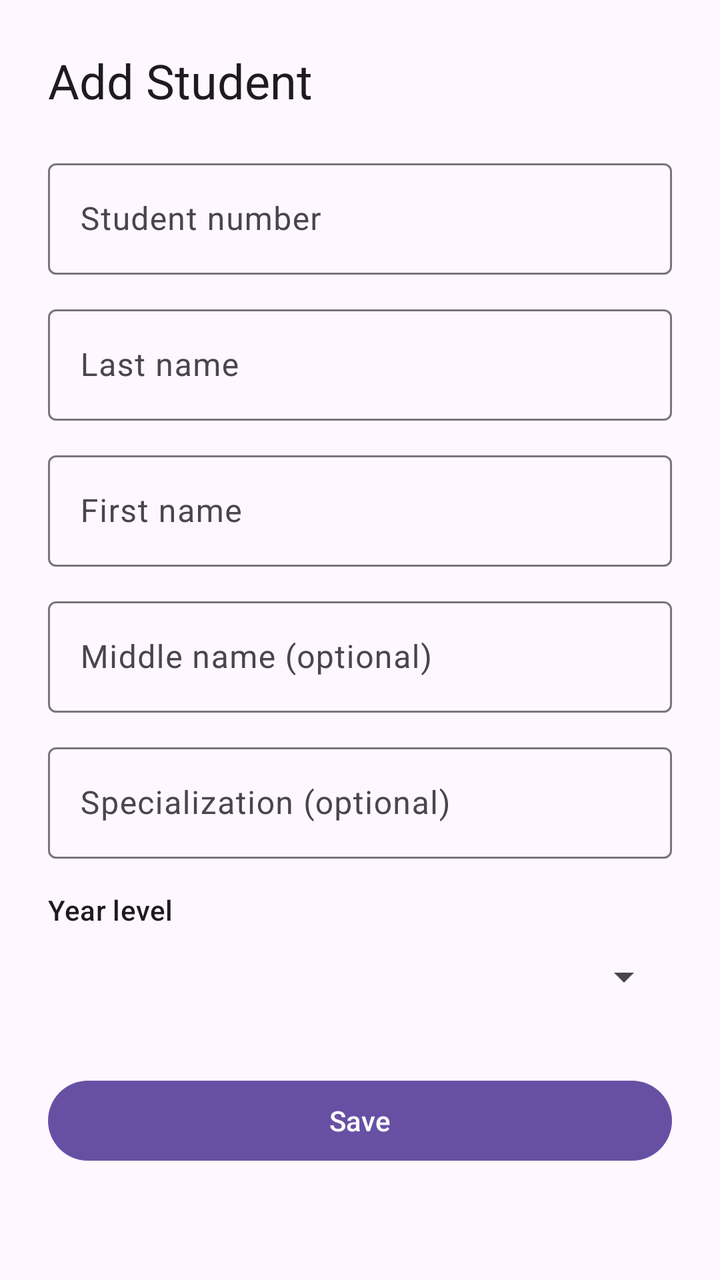
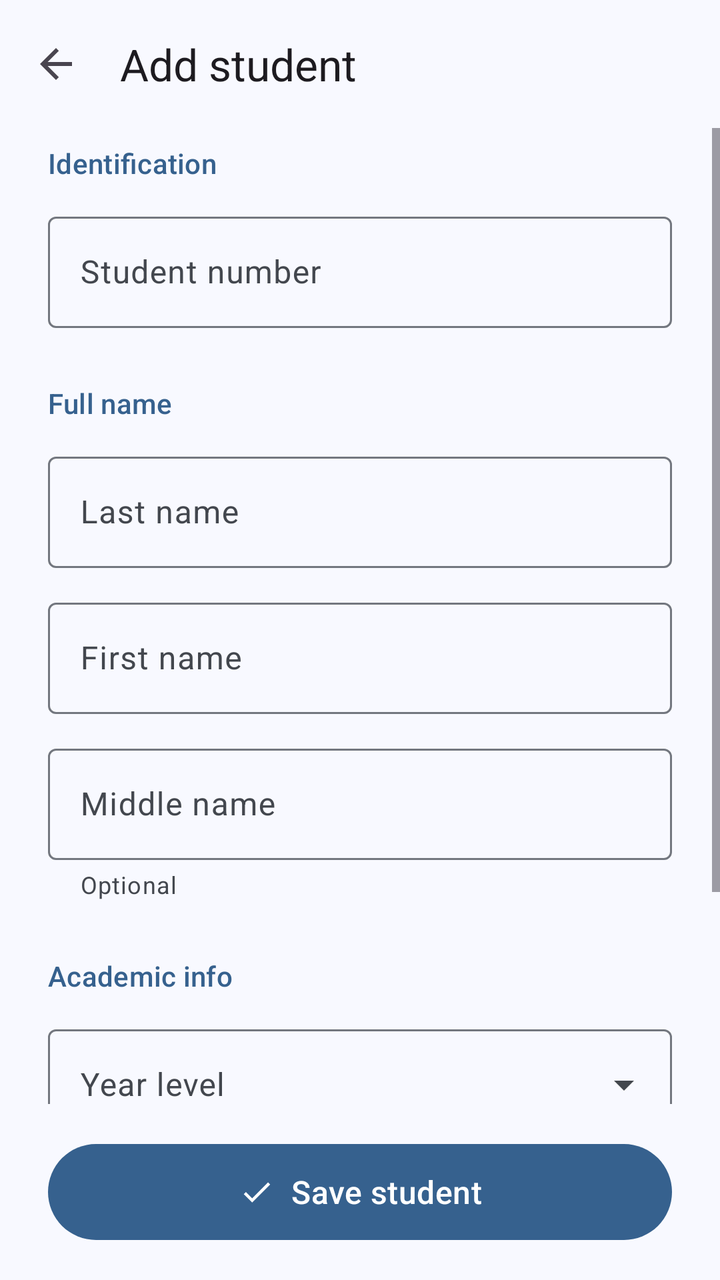

Before-and-after screenshots of an Android layout around one commit, followed by the original layout XML and the change that was made.
<!-- AndroidManifest.xml: application theme Theme.MyApplication -->
<!-- res/layout/activity_student_form.xml -->
<?xml version="1.0" encoding="utf-8"?>
<ScrollView xmlns:android="http://schemas.android.com/apk/res/android"
    xmlns:tools="http://schemas.android.com/tools"
    android:id="@+id/main"
    android:layout_width="match_parent"
    android:layout_height="match_parent"
    android:fillViewport="true"
    tools:context=".StudentFormActivity">

    <LinearLayout
        android:layout_width="match_parent"
        android:layout_height="wrap_content"
        android:orientation="vertical"
        android:padding="24dp">

        <TextView
            android:id="@+id/text_title"
            android:layout_width="wrap_content"
            android:layout_height="wrap_content"
            android:layout_marginBottom="8dp"
            android:text="Add Student"
            android:textAppearance="?attr/textAppearanceHeadlineSmall" />

        <com.google.android.material.textfield.TextInputLayout
            style="@style/Widget.Material3.TextInputLayout.OutlinedBox"
            android:layout_width="match_parent"
            android:layout_height="wrap_content"
            android:layout_marginTop="12dp"
            android:hint="Student number">

            <com.google.android.material.textfield.TextInputEditText
                android:id="@+id/edit_student_no"
                android:layout_width="match_parent"
                android:layout_height="wrap_content"
                android:inputType="text" />
        </com.google.android.material.textfield.TextInputLayout>

        <com.google.android.material.textfield.TextInputLayout
            style="@style/Widget.Material3.TextInputLayout.OutlinedBox"
            android:layout_width="match_parent"
            android:layout_height="wrap_content"
            android:layout_marginTop="12dp"
            android:hint="Last name">

            <com.google.android.material.textfield.TextInputEditText
                android:id="@+id/edit_last_name"
                android:layout_width="match_parent"
                android:layout_height="wrap_content"
                android:inputType="textPersonName|textCapWords" />
        </com.google.android.material.textfield.TextInputLayout>

        <com.google.android.material.textfield.TextInputLayout
            style="@style/Widget.Material3.TextInputLayout.OutlinedBox"
            android:layout_width="match_parent"
            android:layout_height="wrap_content"
            android:layout_marginTop="12dp"
            android:hint="First name">

            <com.google.android.material.textfield.TextInputEditText
                android:id="@+id/edit_first_name"
                android:layout_width="match_parent"
                android:layout_height="wrap_content"
                android:inputType="textPersonName|textCapWords" />
        </com.google.android.material.textfield.TextInputLayout>

        <com.google.android.material.textfield.TextInputLayout
            style="@style/Widget.Material3.TextInputLayout.OutlinedBox"
            android:layout_width="match_parent"
            android:layout_height="wrap_content"
            android:layout_marginTop="12dp"
            android:hint="Middle name (optional)">

            <com.google.android.material.textfield.TextInputEditText
                android:id="@+id/edit_middle_name"
                android:layout_width="match_parent"
                android:layout_height="wrap_content"
                android:inputType="textPersonName|textCapWords" />
        </com.google.android.material.textfield.TextInputLayout>

        <com.google.android.material.textfield.TextInputLayout
            style="@style/Widget.Material3.TextInputLayout.OutlinedBox"
            android:layout_width="match_parent"
            android:layout_height="wrap_content"
            android:layout_marginTop="12dp"
            android:hint="Specialization (optional)">

            <com.google.android.material.textfield.TextInputEditText
                android:id="@+id/edit_specialization"
                android:layout_width="match_parent"
                android:layout_height="wrap_content"
                android:inputType="text|textCapWords" />
        </com.google.android.material.textfield.TextInputLayout>

        <TextView
            android:layout_width="wrap_content"
            android:layout_height="wrap_content"
            android:layout_marginTop="16dp"
            android:text="Year level"
            android:textAppearance="?attr/textAppearanceLabelLarge" />

        <Spinner
            android:id="@+id/spinner_year_level"
            android:layout_width="match_parent"
            android:layout_height="wrap_content"
            android:minHeight="48dp" />

        <Button
            android:id="@+id/btn_save"
            android:layout_width="match_parent"
            android:layout_height="wrap_content"
            android:layout_marginTop="24dp"
            android:text="Save" />
    </LinearLayout>
</ScrollView>
<!-- resources referenced by this layout -->
<resources>
  <style name="Base.Theme.MyApplication" parent="Theme.Material3.DayNight.NoActionBar">
          
          
      </style>
  <!-- unchanged entries left out for length: 1 -->
</resources>

<!-- the commit's change to res/layout/activity_student_form.xml (unified diff, before → after) -->
@@ -1,114 +1,153 @@
 <?xml version="1.0" encoding="utf-8"?>
-<ScrollView xmlns:android="http://schemas.android.com/apk/res/android"
+<LinearLayout xmlns:android="http://schemas.android.com/apk/res/android"
+    xmlns:app="http://schemas.android.com/apk/res-auto"
     xmlns:tools="http://schemas.android.com/tools"
     android:id="@+id/main"
     android:layout_width="match_parent"
     android:layout_height="match_parent"
-    android:fillViewport="true"
+    android:background="?attr/colorSurface"
+    android:orientation="vertical"
     tools:context=".StudentFormActivity">
 
-    <LinearLayout
+    <com.google.android.material.appbar.MaterialToolbar
+        android:id="@+id/toolbar"
         android:layout_width="match_parent"
-        android:layout_height="wrap_content"
-        android:orientation="vertical"
-        android:padding="24dp">
+        android:layout_height="?attr/actionBarSize"
+        app:navigationContentDescription="Back"
+        app:navigationIcon="@drawable/ic_arrow_back"
+        app:title="Add student" />
 
-        <TextView
-            android:id="@+id/text_title"
-            android:layout_width="wrap_content"
-            android:layout_height="wrap_content"
-            android:layout_marginBottom="8dp"
-            android:text="Add Student"
-            android:textAppearance="?attr/textAppearanceHeadlineSmall" />
+    <ScrollView
+        android:layout_width="match_parent"
+        android:layout_height="0dp"
+        android:layout_weight="1">
 
-        <com.google.android.material.textfield.TextInputLayout
-            style="@style/Widget.Material3.TextInputLayout.OutlinedBox"
+        <LinearLayout
             android:layout_width="match_parent"
             android:layout_height="wrap_content"
-            android:layout_marginTop="12dp"
-            android:hint="Student number">
+            android:orientation="vertical"
+            android:paddingHorizontal="24dp"
+            android:paddingBottom="24dp">
 
-            <com.google.android.material.textfield.TextInputEditText
-                android:id="@+id/edit_student_no"
+            <TextView
+                style="@style/FormSection"
+                android:layout_marginTop="8dp"
+                android:text="Identification" />
+
+            <com.google.android.material.textfield.TextInputLayout
+                android:id="@+id/field_student_no"
+                style="@style/Widget.Material3.TextInputLayout.OutlinedBox"
                 android:layout_width="match_parent"
                 android:layout_height="wrap_content"
-                android:inputType="text" />
-        </com.google.android.material.textfield.TextInputLayout>
+                android:hint="Student number"
+                app:placeholderText="e.g. 2025-00123">
 
-        <com.google.android.material.textfield.TextInputLayout
-            style="@style/Widget.Material3.TextInputLayout.OutlinedBox"
-            android:layout_width="match_parent"
-            android:layout_height="wrap_content"
-            android:layout_marginTop="12dp"
-            android:hint="Last name">
+                <com.google.android.material.textfield.TextInputEditText
+                    android:id="@+id/edit_student_no"
+                    android:layout_width="match_parent"
+                    android:layout_height="wrap_content"
+                    android:imeOptions="actionNext"
+                    android:inputType="text" />
+            </com.google.android.material.textfield.TextInputLayout>
 
-            <com.google.android.material.textfield.TextInputEditText
-                android:id="@+id/edit_last_name"
+            <TextView
+                style="@style/FormSection"
+                android:text="Full name" />
+
+            <com.google.android.material.textfield.TextInputLayout
+                android:id="@+id/field_last_name"
+                style="@style/Widget.Material3.TextInputLayout.OutlinedBox"
                 android:layout_width="match_parent"
                 android:layout_height="wrap_content"
-                android:inputType="textPersonName|textCapWords" />
-        </com.google.android.material.textfield.TextInputLayout>
+                android:hint="Last name">
 
-        <com.google.android.material.textfield.TextInputLayout
-            style="@style/Widget.Material3.TextInputLayout.OutlinedBox"
-            android:layout_width="match_parent"
-            android:layout_height="wrap_content"
-            android:layout_marginTop="12dp"
-            android:hint="First name">
+                <com.google.android.material.textfield.TextInputEditText
+                    android:id="@+id/edit_last_name"
+                    android:layout_width="match_parent"
+                    android:layout_height="wrap_content"
+                    android:imeOptions="actionNext"
+                    android:inputType="textPersonName|textCapWords" />
+            </com.google.android.material.textfield.TextInputLayout>
 
-            <com.google.android.material.textfield.TextInputEditText
-                android:id="@+id/edit_first_name"
+            <com.google.android.material.textfield.TextInputLayout
+                android:id="@+id/field_first_name"
+                style="@style/Widget.Material3.TextInputLayout.OutlinedBox"
                 android:layout_width="match_parent"
                 android:layout_height="wrap_content"
-                android:inputType="textPersonName|textCapWords" />
-        </com.google.android.material.textfield.TextInputLayout>
+                android:layout_marginTop="12dp"
+                android:hint="First name">
 
-        <com.google.android.material.textfield.TextInputLayout
-            style="@style/Widget.Material3.TextInputLayout.OutlinedBox"
-            android:layout_width="match_parent"
-            android:layout_height="wrap_content"
-            android:layout_marginTop="12dp"
-            android:hint="Middle name (optional)">
+                <com.google.android.material.textfield.TextInputEditText
+                    android:id="@+id/edit_first_name"
+                    android:layout_width="match_parent"
+                    android:layout_height="wrap_content"
+                    android:imeOptions="actionNext"
+                    android:inputType="textPersonName|textCapWords" />
+            </com.google.android.material.textfield.TextInputLayout>
 
-            <com.google.android.material.textfield.TextInputEditText
-                android:id="@+id/edit_middle_name"
+            <com.google.android.material.textfield.TextInputLayout
+                android:id="@+id/field_middle_name"
+                style="@style/Widget.Material3.TextInputLayout.OutlinedBox"
                 android:layout_width="match_parent"
                 android:layout_height="wrap_content"
-                android:inputType="textPersonName|textCapWords" />
-        </com.google.android.material.textfield.TextInputLayout>
+                android:layout_marginTop="12dp"
+                android:hint="Middle name"
+                app:helperText="Optional">
 
-        <com.google.android.material.textfield.TextInputLayout
-            style="@style/Widget.Material3.TextInputLayout.OutlinedBox"
-            android:layout_width="match_parent"
-            android:layout_height="wrap_content"
-            android:layout_marginTop="12dp"
-            android:hint="Specialization (optional)">
+                <com.google.android.material.textfield.TextInputEditText
+                    android:id="@+id/edit_middle_name"
+                    android:layout_width="match_parent"
+                    android:layout_height="wrap_content"
+                    android:imeOptions="actionNext"
+                    android:inputType="textPersonName|textCapWords" />
+            </com.google.android.material.textfield.TextInputLayout>
 
-            <com.google.android.material.textfield.TextInputEditText
-                android:id="@+id/edit_specialization"
+            <TextView
+                style="@style/FormSection"
+                android:text="Academic info" />
+
+            <com.google.android.material.textfield.TextInputLayout
+                android:id="@+id/field_year_level"
+                style="@style/Widget.Material3.TextInputLayout.OutlinedBox.ExposedDropdownMenu"
                 android:layout_width="match_parent"
                 android:layout_height="wrap_content"
-                android:inputType="text|textCapWords" />
-        </com.google.android.material.textfield.TextInputLayout>
+                android:hint="Year level">
 
-        <TextView
-            android:layout_width="wrap_content"
-            android:layout_height="wrap_content"
-            android:layout_marginTop="16dp"
-            android:text="Year level"
-            android:textAppearance="?attr/textAppearanceLabelLarge" />
+                <com.google.android.material.textfield.MaterialAutoCompleteTextView
+                    android:id="@+id/edit_year_level"
+                    android:layout_width="match_parent"
+                    android:layout_height="wrap_content"
+                    android:inputType="none"
+                    app:simpleItems="@array/year_levels" />
+            </com.google.android.material.textfield.TextInputLayout>
 
-        <Spinner
-            android:id="@+id/spinner_year_level"
-            android:layout_width="match_parent"
-            android:layout_height="wrap_content"
-            android:minHeight="48dp" />
+            <com.google.android.material.textfield.TextInputLayout
+                android:id="@+id/field_specialization"
+                style="@style/Widget.Material3.TextInputLayout.OutlinedBox"
+                android:layout_width="match_parent"
+                android:layout_height="wrap_content"
+                android:layout_marginTop="12dp"
+                android:hint="Specialization"
+                app:helperText="Optional, leave blank if none">
 
-        <Button
-            android:id="@+id/btn_save"
-            android:layout_width="match_parent"
-            android:layout_height="wrap_content"
-            android:layout_marginTop="24dp"
-            android:text="Save" />
-    </LinearLayout>
-</ScrollView>
+                <com.google.android.material.textfield.TextInputEditText
+                    android:id="@+id/edit_specialization"
+                    android:layout_width="match_parent"
+                    android:layout_height="wrap_content"
+                    android:imeOptions="actionDone"
+                    android:inputType="text|textCapWords" />
+            </com.google.android.material.textfield.TextInputLayout>
+        </LinearLayout>
+    </ScrollView>
+
+    <Button
+        android:id="@+id/btn_save"
+        android:layout_width="match_parent"
+        android:layout_height="56dp"
+        android:layout_marginHorizontal="24dp"
+        android:layout_marginVertical="16dp"
+        android:text="Save student"
+        android:textAppearance="?attr/textAppearanceTitleMedium"
+        app:icon="@drawable/ic_check"
+        app:iconGravity="textStart" />
+</LinearLayout>
<!-- resource entries referenced after the edit -->
@@ -1,9 +1,95 @@
 <!-- resources referenced by this layout -->
 <resources>
+  <string-array name="year_levels">
+          <item>1st Year</item>
+          <item>2nd Year</item>
+          <item>3rd Year</item>
+          <item>4th Year</item>
+          <item>5th Year</item>
+      </string-array>
+  <!-- drawable ic_arrow_back (drawable) -->
+  <?xml version="1.0" encoding="utf-8"?>
+  <vector xmlns:android="http://schemas.android.com/apk/res/android"
+      android:width="24dp"
+      android:height="24dp"
+      android:tint="?attr/colorControlNormal"
+      android:viewportWidth="24"
+      android:viewportHeight="24">
+      <path
+          android:fillColor="@android:color/white"
+          android:pathData="M20,11H7.83l5.59,-5.59L12,4l-8,8 8,8 1.41,-1.41L7.83,13H20v-2z" />
+  </vector>
+  <!-- drawable ic_check (drawable) -->
+  <?xml version="1.0" encoding="utf-8"?>
+  <vector xmlns:android="http://schemas.android.com/apk/res/android"
+      android:width="24dp"
+      android:height="24dp"
+      android:tint="?attr/colorControlNormal"
+      android:viewportWidth="24"
+      android:viewportHeight="24">
+      <path
+          android:fillColor="@android:color/white"
+          android:pathData="M9,16.17L4.83,12l-1.42,1.41L9,19 21,7l-1.41,-1.41z" />
+  </vector>
+  <style name="FormSection">
+          <item name="android:layout_width">wrap_content</item>
+          <item name="android:layout_height">wrap_content</item>
+          <item name="android:layout_marginTop">28dp</item>
+          <item name="android:layout_marginBottom">12dp</item>
+          <item name="android:textAppearance">?attr/textAppearanceTitleSmall</item>
+          <item name="android:textColor">?attr/colorPrimary</item>
+      </style>
   <style name="Base.Theme.MyApplication" parent="Theme.Material3.DayNight.NoActionBar">
+          <item name="colorPrimary">@color/md_primary</item>
+          <item name="colorOnPrimary">@color/md_on_primary</item>
+          <item name="colorPrimaryContainer">@color/md_primary_container</item>
+          <item name="colorOnPrimaryContainer">@color/md_on_primary_container</item>
+          <item name="colorSecondary">@color/md_secondary</item>
+          <item name="colorOnSecondary">@color/md_on_secondary</item>
+          <item name="colorSecondaryContainer">@color/md_secondary_container</item>
+          <item name="colorOnSecondaryContainer">@color/md_on_secondary_container</item>
+          <item name="colorTertiary">@color/md_tertiary</item>
+          <item name="colorOnTertiary">@color/md_on_tertiary</item>
+          <item name="colorTertiaryContainer">@color/md_tertiary_container</item>
+          <item name="colorOnTertiaryContainer">@color/md_on_tertiary_container</item>
+          <item name="colorSurface">@color/md_surface</item>
+          <item name="colorOnSurface">@color/md_on_surface</item>
+          <item name="colorOnSurfaceVariant">@color/md_on_surface_variant</item>
+          <item name="colorSurfaceContainerLowest">@color/md_surface_container_lowest</item>
+          <item name="colorSurfaceContainerLow">@color/md_surface_container_low</item>
+          <item name="colorSurfaceContainer">@color/md_surface_container</item>
+          <item name="colorSurfaceContainerHigh">@color/md_surface_container_high</item>
+          <item name="colorSurfaceContainerHighest">@color/md_surface_container_highest</item>
+          <item name="colorOutline">@color/md_outline</item>
+          <item name="colorOutlineVariant">@color/md_outline_variant</item>
+          <item name="android:colorBackground">@color/md_surface</item>
+          <item name="android:windowLightStatusBar">@bool/light_system_bars</item>
+          <item name="android:windowLightNavigationBar" tools:targetApi="27">@bool/light_system_bars</item>
           
-          
+          <item name="android:windowActivityTransitions">true</item>
       </style>
+  <color name="md_primary">#36618E</color>
+  <color name="md_on_primary">#FFFFFF</color>
+  <color name="md_primary_container">#D1E4FF</color>
+  <color name="md_on_primary_container">#001D36</color>
+  <color name="md_secondary">#535F70</color>
+  <color name="md_on_secondary">#FFFFFF</color>
+  <color name="md_secondary_container">#D7E3F7</color>
+  <color name="md_on_secondary_container">#101C2B</color>
+  <color name="md_tertiary">#6B5778</color>
+  <color name="md_on_tertiary">#FFFFFF</color>
+  <color name="md_tertiary_container">#F2DAFF</color>
+  <color name="md_on_tertiary_container">#251431</color>
+  <color name="md_surface">#F8F9FF</color>
+  <color name="md_on_surface">#191C20</color>
+  <color name="md_on_surface_variant">#43474E</color>
+  <color name="md_surface_container_lowest">#FFFFFF</color>
+  <color name="md_surface_container_low">#F2F3FA</color>
+  <color name="md_surface_container">#ECEEF4</color>
+  <color name="md_surface_container_high">#E6E8EE</color>
+  <color name="md_surface_container_highest">#E1E2E8</color>
+  <color name="md_outline">#73777F</color>
+  <color name="md_outline_variant">#C3C7CF</color>
   <!-- unchanged entries left out for length: 1 -->
 </resources>
 
